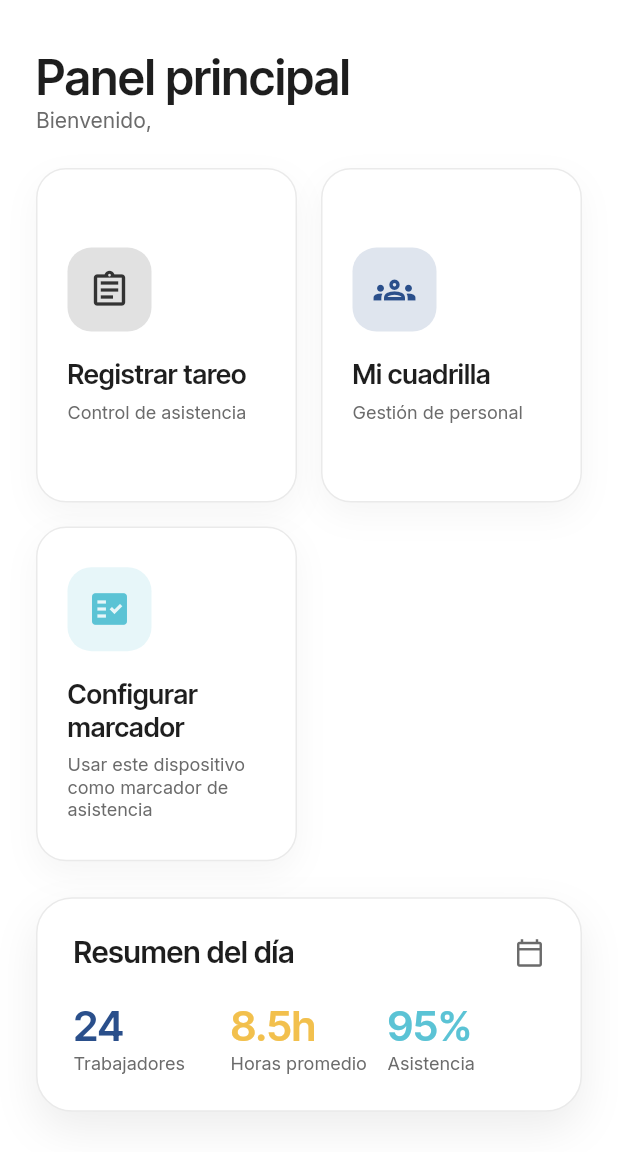
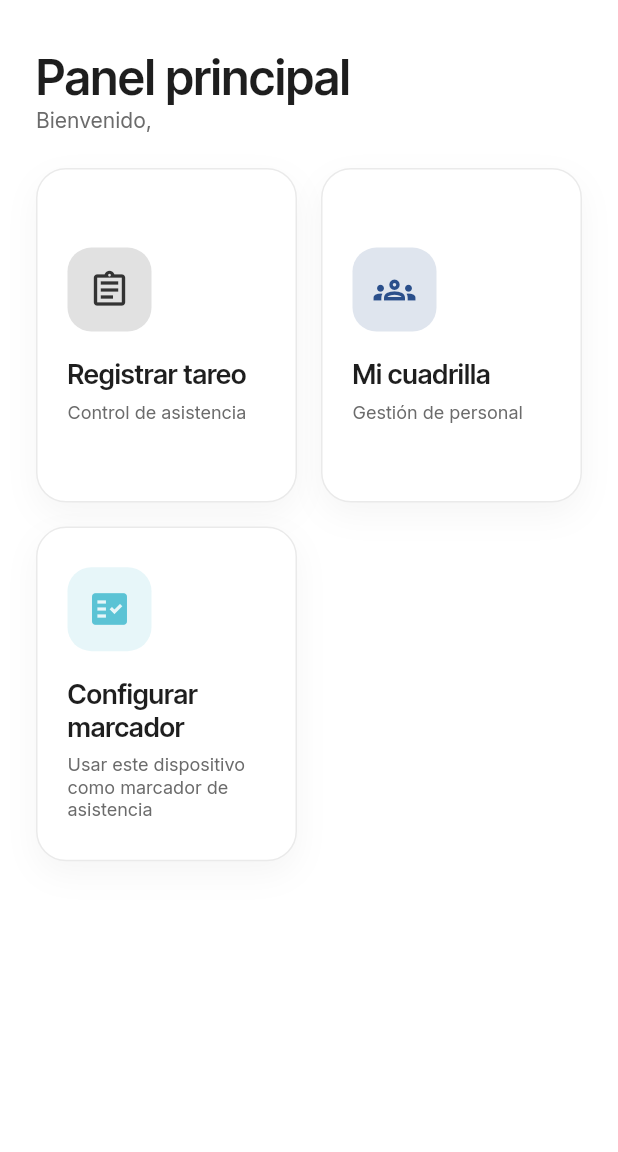
Before and after one commit to Andrius91/ForCivil-Mobile, a Flutter app: the MenuWidget screen opened by its route, on a phone screen of 412 x 824 dp, the part 84-1236 px from its top. Run offline on Flutter 3.47's test engine with Material 3 defaults, Android fonts, the phone set to English and light mode, and no system bars; our stand-ins replace auto_size_text, cached_network_image, easy_debounce, equatable, expandable, flutter_animate and 8 more; missing offline and left inert: aligned_dialog, dart:html, flutter_ringtone_player, json_path, mime_type, mobile_scanner and 1 more; accounts and stored records are empty.

Commit message:
Remove daily summary card from menu

```diff
--- a/lib/menu/menu_widget.dart
+++ b/lib/menu/menu_widget.dart
@@ -116,8 +116,6 @@ class _MenuWidgetState extends State<MenuWidget> {
                     return _MenuTile(data: tiles[index]);
                   },
                 ),
-                const SizedBox(height: 24.0),
-                _DailySummaryCard(theme: theme),
                 const SizedBox(height: 48.0),
               ],
             ),
@@ -237,117 +235,3 @@ class _MenuTileState extends State<_MenuTile> {
     );
   }
 }
-
-class _DailySummaryCard extends StatelessWidget {
-  const _DailySummaryCard({required this.theme});
-
-  final FlutterFlowTheme theme;
-
-  @override
-  Widget build(BuildContext context) {
-    return Container(
-      width: double.infinity,
-      decoration: BoxDecoration(
-        color: theme.card,
-        borderRadius: BorderRadius.circular(24.0),
-        border: Border.all(color: theme.border),
-        boxShadow: const [
-          BoxShadow(
-            color: Color(0x12000000),
-            blurRadius: 24.0,
-            offset: Offset(0.0, 12.0),
-          ),
-        ],
-      ),
-      child: Padding(
-        padding: const EdgeInsets.all(24.0),
-        child: Column(
-          crossAxisAlignment: CrossAxisAlignment.start,
-          children: [
-            Row(
-              mainAxisAlignment: MainAxisAlignment.spaceBetween,
-              children: [
-                Text(
-                  'Resumen del día',
-                  style: theme.titleLarge.override(
-                    font: GoogleFonts.interTight(
-                      fontWeight: FontWeight.w600,
-                      fontStyle: theme.titleLarge.fontStyle,
-                    ),
-                    color: theme.primaryText,
-                  ),
-                ),
-                Icon(Icons.calendar_today_outlined,
-                    color: theme.mutedforeground, size: 20.0),
-              ],
-            ),
-            const SizedBox(height: 20.0),
-            Row(
-              children: const [
-                _SummaryMetric(
-                  value: '24',
-                  label: 'Trabajadores',
-                  valueColor: Color(0xFF2A4F8B),
-                ),
-                _SummaryMetric(
-                  value: '8.5h',
-                  label: 'Horas promedio',
-                  valueColor: Color(0xFFF2C04D),
-                ),
-                _SummaryMetric(
-                  value: '95%',
-                  label: 'Asistencia',
-                  valueColor: Color(0xFF5BC3D5),
-                ),
-              ],
-            ),
-          ],
-        ),
-      ),
-    );
-  }
-}
-
-class _SummaryMetric extends StatelessWidget {
-  const _SummaryMetric({
-    required this.value,
-    required this.label,
-    required this.valueColor,
-  });
-
-  final String value;
-  final String label;
-  final Color valueColor;
-
-  @override
-  Widget build(BuildContext context) {
-    final theme = FlutterFlowTheme.of(context);
-    return Expanded(
-      child: Column(
-        crossAxisAlignment: CrossAxisAlignment.start,
-        children: [
-          Text(
-            value,
-            style: theme.headlineMedium.override(
-              font: GoogleFonts.interTight(
-                fontWeight: FontWeight.w700,
-                fontStyle: theme.headlineMedium.fontStyle,
-              ),
-              color: valueColor,
-            ),
-          ),
-          Text(
-            label,
-            style: theme.bodyMedium.override(
-              font: GoogleFonts.inter(
-                fontWeight: theme.bodyMedium.fontWeight,
-                fontStyle: theme.bodyMedium.fontStyle,
-              ),
-              color: theme.mutedforeground,
-            ),
-          ),
-        ],
-      ),
-    );
-  }
-}
```
